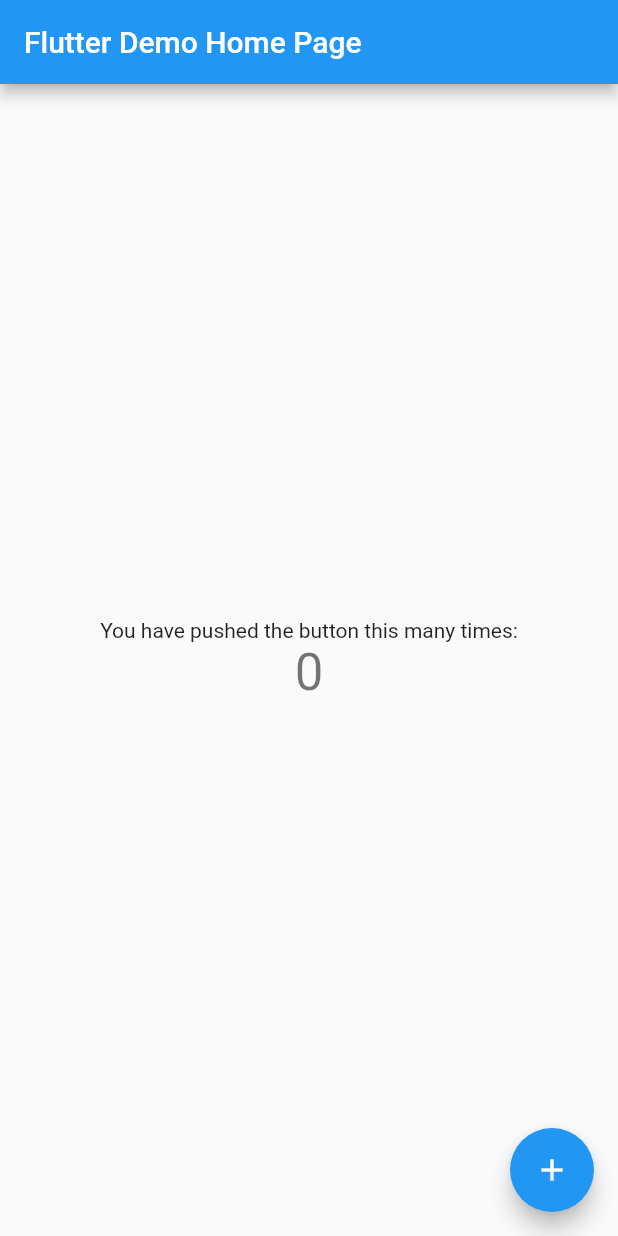
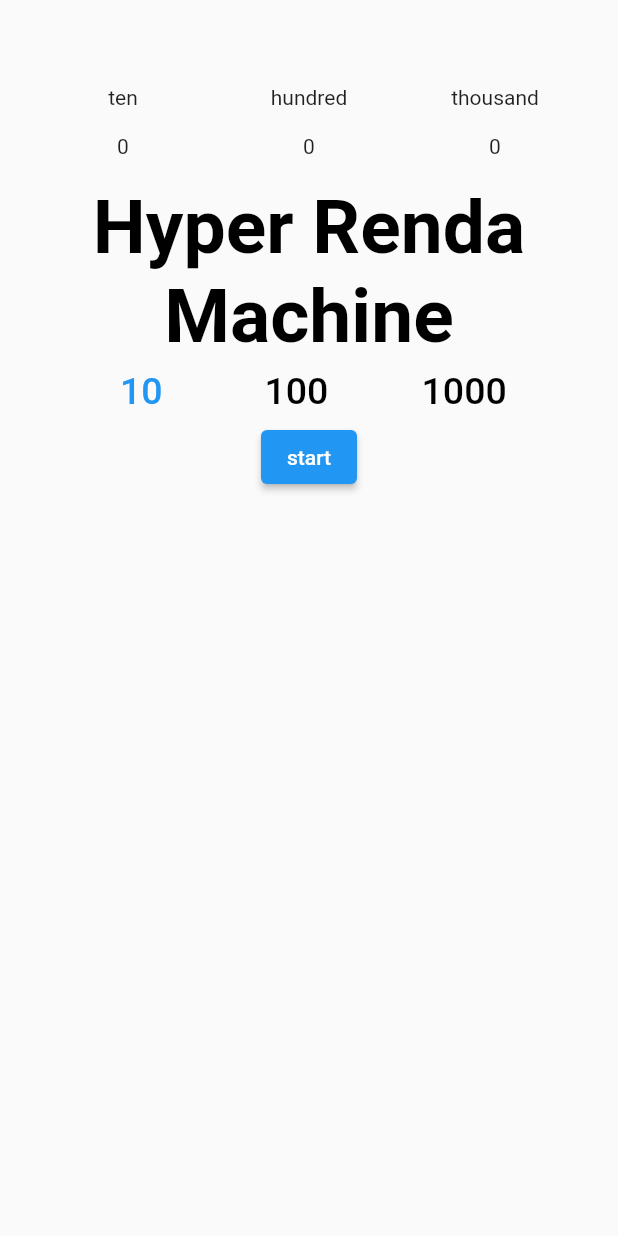
Before and after one commit to iisyos/hyper_renda_machine, a Flutter app: the screen it shows after launch, on a phone screen of 412 x 824 dp. Run offline on Flutter 3.47's test engine with Material 2 defaults, Android fonts, the phone set to English and light mode, and no system bars; our stand-ins replace flutter_riverpod, hooks_riverpod; Roboto replaces fonts that are missing (Helvetica Neue).

Commit message:
初期画面作成

```diff
--- a/lib/main.dart
+++ b/lib/main.dart
@@ -1,115 +1,166 @@
 import 'package:flutter/material.dart';
+import 'package:flutter_riverpod/flutter_riverpod.dart';
+import 'package:hooks_riverpod/hooks_riverpod.dart';
+
+import './Provider/mode_provider.dart';
+import './Provider/score_provider.dart';
 
 void main() {
-  runApp(const MyApp());
+  runApp(const ProviderScope(child: MyApp()));
 }
 
 class MyApp extends StatelessWidget {
-  const MyApp({Key? key}) : super(key: key);
+  const MyApp({
+    Key? key,
+  }) : super(key: key);
 
-  // This widget is the root of your application.
   @override
   Widget build(BuildContext context) {
-    return MaterialApp(
-      title: 'Flutter Demo',
-      theme: ThemeData(
-        // This is the theme of your application.
-        //
-        // Try running your application with "flutter run". You'll see the
-        // application has a blue toolbar. Then, without quitting the app, try
-        // changing the primarySwatch below to Colors.green and then invoke
-        // "hot reload" (press "r" in the console where you ran "flutter run",
-        // or simply save your changes to "hot reload" in a Flutter IDE).
-        // Notice that the counter didn't reset back to zero; the application
-        // is not restarted.
-        primarySwatch: Colors.blue,
-      ),
-      home: const MyHomePage(title: 'Flutter Demo Home Page'),
+    return const MaterialApp(
+      home: Home(),
     );
   }
 }
 
-class MyHomePage extends StatefulWidget {
-  const MyHomePage({Key? key, required this.title}) : super(key: key);
-
-  // This widget is the home page of your application. It is stateful, meaning
-  // that it has a State object (defined below) that contains fields that affect
-  // how it looks.
-
-  // This class is the configuration for the state. It holds the values (in this
-  // case the title) provided by the parent (in this case the App widget) and
-  // used by the build method of the State. Fields in a Widget subclass are
-  // always marked "final".
-
-  final String title;
+class Home extends HookConsumerWidget {
+  const Home({
+    Key? key,
+  }) : super(key: key);
 
   @override
-  State<MyHomePage> createState() => _MyHomePageState();
+  Widget build(BuildContext context, WidgetRef ref) {
+    final scoreSets = ref.watch(scoreSetsProvider);
+
+    return Scaffold(
+      body: Padding(
+        padding: const EdgeInsets.symmetric(horizontal: 20, vertical: 40),
+        child: Column(
+          children: [
+            Row(children: [
+              for (final scoreSet in scoreSets) ScoreSetBox(scoreSet: scoreSet)
+            ]),
+            const Title(),
+            const Modebar(),
+            ElevatedButton(onPressed: () {}, child: Text('start'))
+          ],
+        ),
+      ),
+    );
+  }
 }
 
-class _MyHomePageState extends State<MyHomePage> {
-  int _counter = 0;
+class Modebar extends ConsumerWidget {
+  const Modebar({
+    Key? key,
+  }) : super(key: key);
 
-  void _incrementCounter() {
-    setState(() {
-      // This call to setState tells the Flutter framework that something has
-      // changed in this State, which causes it to rerun the build method below
-      // so that the display can reflect the updated values. If we changed
-      // _counter without calling setState(), then the build method would not be
-      // called again, and so nothing would appear to happen.
-      _counter++;
-    });
+  @override
+  Widget build(BuildContext context, WidgetRef ref) {
+    final activeMode = ref.watch(modeProvider);
+    Color? textColorFor(Mode mode) {
+      return activeMode == mode ? Colors.blue : Colors.black;
+    }
+
+    return Row(
+      mainAxisAlignment: MainAxisAlignment.spaceEvenly,
+      children: [
+        TextButton(
+          onPressed: () {
+            ref.read(modeProvider.notifier).state = Mode.ten;
+          },
+          child: const Text('10',
+              style: TextStyle(
+                fontSize: 25,
+                fontWeight: FontWeight.w500,
+                fontFamily: 'Helvetica Neue',
+              )),
+          style: ButtonStyle(
+            visualDensity: VisualDensity.compact,
+            foregroundColor: MaterialStateProperty.all(textColorFor(Mode.ten)),
+          ),
+        ),
+        TextButton(
+          onPressed: () {
+            ref.read(modeProvider.notifier).state = Mode.hundred;
+          },
+          child: const Text('100',
+              style: TextStyle(
+                fontSize: 25,
+                fontWeight: FontWeight.w500,
+                fontFamily: 'Helvetica Neue',
+              )),
+          style: ButtonStyle(
+            visualDensity: VisualDensity.compact,
+            foregroundColor:
+                MaterialStateProperty.all(textColorFor(Mode.hundred)),
+          ),
+        ),
+        TextButton(
+          onPressed: () {
+            ref.read(modeProvider.notifier).state = Mode.thousand;
+          },
+          child: const Text('1000',
+              style: TextStyle(
+                fontSize: 25,
+                fontWeight: FontWeight.w500,
+                fontFamily: 'Helvetica Neue',
+              )),
+          style: ButtonStyle(
+            visualDensity: VisualDensity.compact,
+            foregroundColor:
+                MaterialStateProperty.all(textColorFor(Mode.thousand)),
+          ),
+        )
+      ],
+    );
   }
+}
+
+class ScoreSetBox extends StatelessWidget {
+  const ScoreSetBox({
+    Key? key,
+    required this.scoreSet,
+  }) : super(key: key);
+
+  final ScoreSet scoreSet;
 
   @override
   Widget build(BuildContext context) {
-    // This method is rerun every time setState is called, for instance as done
-    // by the _incrementCounter method above.
-    //
-    // The Flutter framework has been optimized to make rerunning build methods
-    // fast, so that you can just rebuild anything that needs updating rather
-    // than having to individually change instances of widgets.
-    return Scaffold(
-      appBar: AppBar(
-        // Here we take the value from the MyHomePage object that was created by
-        // the App.build method, and use it to set our appbar title.
-        title: Text(widget.title),
-      ),
-      body: Center(
-        // Center is a layout widget. It takes a single child and positions it
-        // in the middle of the parent.
+    return Expanded(
+      child: AspectRatio(
+        aspectRatio: 3 / 2,
         child: Column(
-          // Column is also a layout widget. It takes a list of children and
-          // arranges them vertically. By default, it sizes itself to fit its
-          // children horizontally, and tries to be as tall as its parent.
-          //
-          // Invoke "debug painting" (press "p" in the console, choose the
-          // "Toggle Debug Paint" action from the Flutter Inspector in Android
-          // Studio, or the "Toggle Debug Paint" command in Visual Studio Code)
-          // to see the wireframe for each widget.
-          //
-          // Column has various properties to control how it sizes itself and
-          // how it positions its children. Here we use mainAxisAlignment to
-          // center the children vertically; the main axis here is the vertical
-          // axis because Columns are vertical (the cross axis would be
-          // horizontal).
-          mainAxisAlignment: MainAxisAlignment.center,
-          children: <Widget>[
-            const Text(
-              'You have pushed the button this many times:',
+          mainAxisAlignment: MainAxisAlignment.spaceEvenly,
+          children: [
+            Center(
+              child: Text(scoreSet.mode.toString().split('.').last),
             ),
-            Text(
-              '$_counter',
-              style: Theme.of(context).textTheme.headline4,
-            ),
+            Center(
+              child: Text('${scoreSet.score}'),
+            )
           ],
         ),
       ),
-      floatingActionButton: FloatingActionButton(
-        onPressed: _incrementCounter,
-        tooltip: 'Increment',
-        child: const Icon(Icons.add),
-      ), // This trailing comma makes auto-formatting nicer for build methods.
     );
   }
 }
+
+class Title extends StatelessWidget {
+  const Title({
+    Key? key,
+  }) : super(key: key);
+
+  @override
+  Widget build(BuildContext context) {
+    return const Text(
+      'Hyper Renda Machine',
+      textAlign: TextAlign.center,
+      style: TextStyle(
+        color: Colors.black,
+        fontSize: 50,
+        fontWeight: FontWeight.bold,
+        fontFamily: 'Helvetica Neue',
+      ),
+    );
+  }
+}
```
